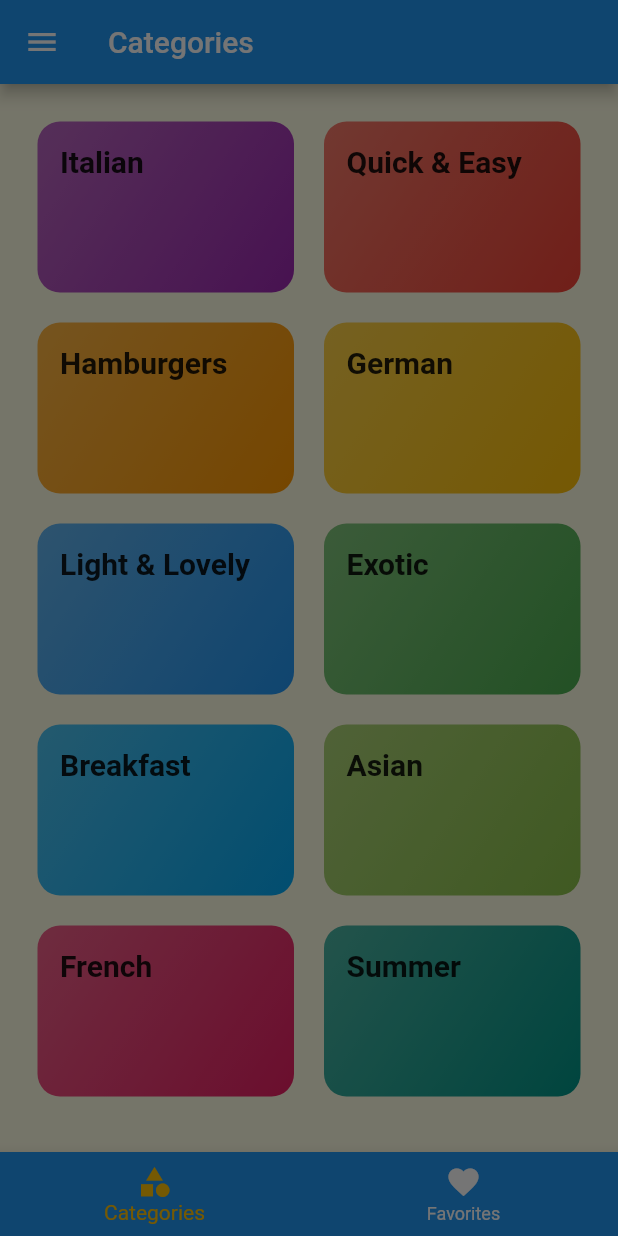
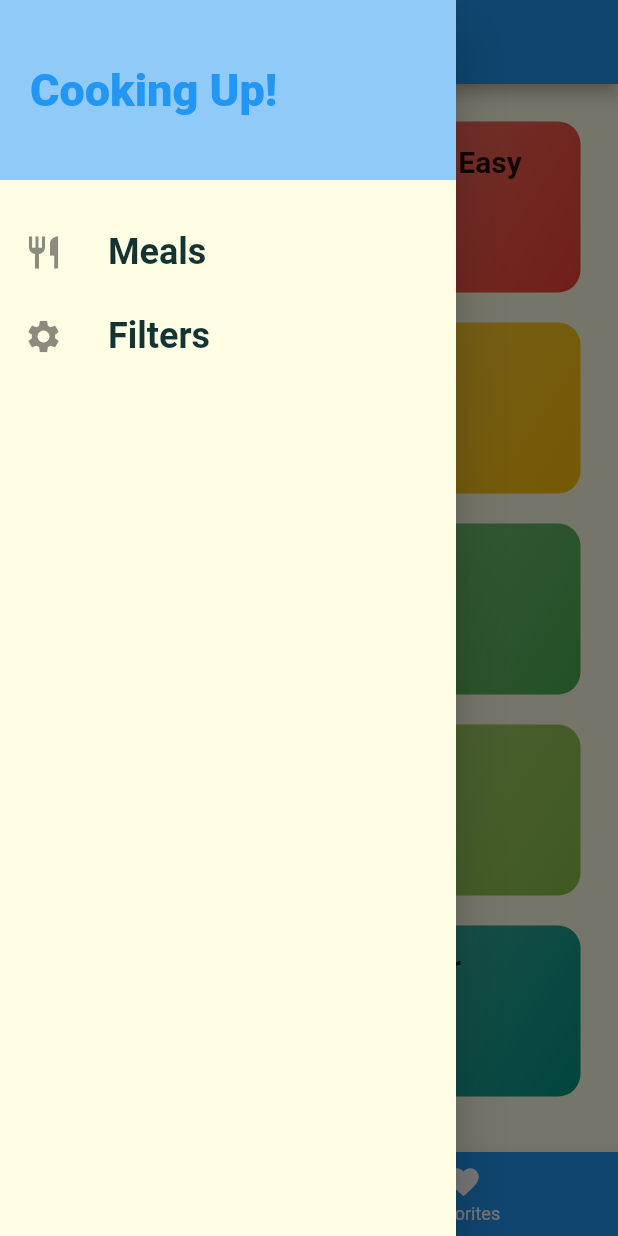
Before and after one commit to Krupal01/meal_application, a Flutter app: the screen it shows after launch, with the side drawer open, on a phone screen of 412 x 824 dp. Run offline on Flutter 3.47's test engine with Material 2 defaults, Android fonts, the phone set to English and light mode, and no system bars; Roboto replaces fonts that are missing (Raleway, RobotoCondensed).

```diff
--- a/lib/main.dart
+++ b/lib/main.dart
@@ -3,6 +3,7 @@ import 'package:meal_application/model/dummy_data.dart';
 import 'package:meal_application/model/meals.dart';
 import 'package:meal_application/screen/category_meals_screen.dart';
 import 'package:meal_application/screen/category_screen.dart';
+import 'package:meal_application/screen/filter_screen.dart';
 import 'package:meal_application/screen/meal_details_screen.dart';
 import 'package:meal_application/screen/tab_screen.dart';
 
@@ -19,8 +20,25 @@ class MyApp extends StatefulWidget {
 
 class _MyAppState extends State<MyApp> {
 
-  final List<Meal> _availableMeals = DUMMY_MEALS;
+  List<Meal> _availableMeals = DUMMY_MEALS;
   final List<Meal> _favoriteMeals = [];
+
+  Map<String, bool> _filters = {
+    'vegetarian': false,
+  };
+
+   void _setFilters(Map<String, bool> filterData) {
+    setState(() {
+      _filters = filterData;
+
+      _availableMeals = DUMMY_MEALS.where((meal) {
+        if (_filters['vegetarian']! && !meal.isVegetarian) {
+          return false;
+        }
+        return true;
+      }).toList();
+    });
+  }
 
   void _toggleFavorite(String mealId) {
     final existingIndex =
@@ -69,7 +87,8 @@ class _MyAppState extends State<MyApp> {
         TabScreen.route: (context) => TabScreen(favoriteMeals: _favoriteMeals),
         CategoryScr.route : (context) => const CategoryScr(),
         CategoryMealsScr.route : (context) => CategoryMealsScr(availableMeals: _availableMeals,),
-        MealDetailsScreen.route : (context) => MealDetailsScreen(isFavorite: _isMealFavorite, toggleFavorite: _toggleFavorite)
+        MealDetailsScreen.route : (context) => MealDetailsScreen(isFavorite: _isMealFavorite, toggleFavorite: _toggleFavorite),
+        FiltersScreen.routeName : (context) => FiltersScreen(_filters, _setFilters)
       },
       onGenerateRoute: (settings) {
         // ignore: avoid_print
--- a/lib/widget/main_drawer.dart
+++ b/lib/widget/main_drawer.dart
@@ -1,10 +1,57 @@
 import 'package:flutter/material.dart';
+import 'package:meal_application/screen/filter_screen.dart';
 
 class MainDrawer extends StatelessWidget {
   const MainDrawer({Key? key}) : super(key: key);
 
+  Widget buildListTile(String title, IconData icon, VoidCallback tapHandler) {
+    return ListTile(
+      leading: Icon(
+        icon,
+        size: 26,
+      ),
+      title: Text(
+        title,
+        style: const TextStyle(
+          fontFamily: 'RobotoCondensed',
+          fontSize: 24,
+          fontWeight: FontWeight.bold,
+        ),
+      ),
+      onTap: tapHandler,
+    );
+  }
+
   @override
   Widget build(BuildContext context) {
-    return Container();
+    return Drawer(
+      child: Column(
+        children: <Widget>[
+          Container(
+            height: 120,
+            width: double.infinity,
+            padding: const EdgeInsets.all(20),
+            alignment: Alignment.centerLeft,
+            color: Theme.of(context).backgroundColor,
+            child: Text(
+              'Cooking Up!',
+              style: TextStyle(
+                  fontWeight: FontWeight.w900,
+                  fontSize: 30,
+                  color: Theme.of(context).primaryColor),
+            ),
+          ),
+          const SizedBox(
+            height: 20,
+          ),
+          buildListTile('Meals', Icons.restaurant, () {
+            Navigator.of(context).pushReplacementNamed('/');
+          }),
+          buildListTile('Filters', Icons.settings, () {
+            Navigator.of(context).pushReplacementNamed(FiltersScreen.routeName);
+          }),
+        ],
+      ),
+    );
   }
 }
```
Also changed, not shown: lib/screen/filter_screen.dart (+90 -0 lines).
